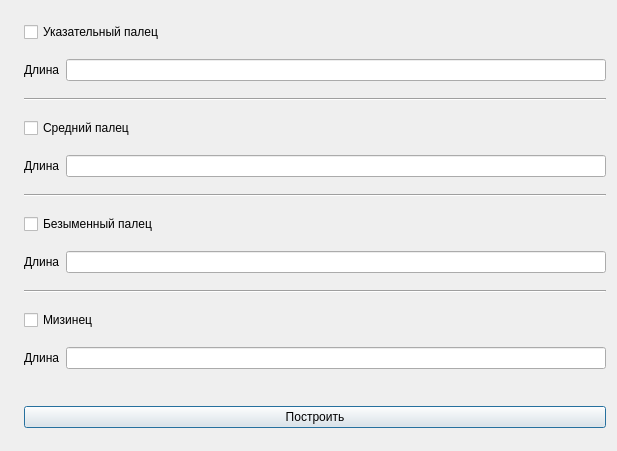
First picture: the form in ProstheticDesignerNRXQtApp/PlateForm.ui, repository AdamNatur/ProstheticFingerDesigner, before the edit.
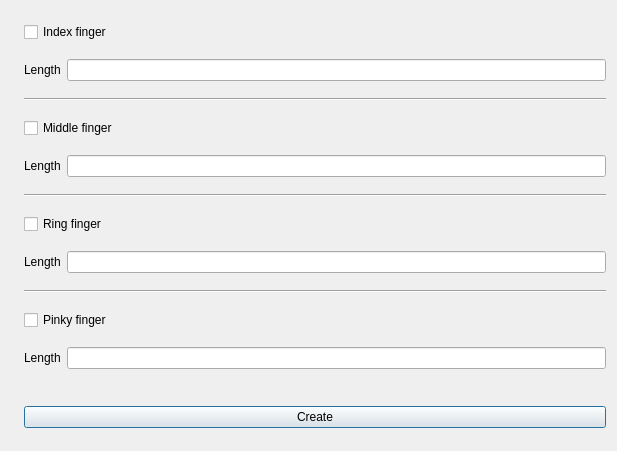
Second picture: the form after the edit. Icons and pictures are not drawn.

What changed in the file:
```diff
--- a/ProstheticDesignerNRXQtApp/PlateForm.ui
+++ b/ProstheticDesignerNRXQtApp/PlateForm.ui
@@ -32,7 +32,7 @@
      <item>
       <widget class="QCheckBox" name="checkBox_Index">
        <property name="text">
-        <string>Указательный палец</string>
+        <string>Index finger</string>
        </property>
       </widget>
      </item>
@@ -41,7 +41,7 @@
        <item>
         <widget class="QLabel" name="label_finger_Length">
          <property name="text">
-          <string>Длина</string>
+          <string>Length</string>
          </property>
         </widget>
        </item>
@@ -60,7 +60,7 @@
      <item>
       <widget class="QCheckBox" name="checkBox_middle">
        <property name="text">
-        <string>Средний палец</string>
+        <string>Middle finger</string>
        </property>
       </widget>
      </item>
@@ -69,7 +69,7 @@
        <item>
         <widget class="QLabel" name="label">
          <property name="text">
-          <string>Длина</string>
+          <string>Length</string>
          </property>
         </widget>
        </item>
@@ -88,7 +88,7 @@
      <item>
       <widget class="QCheckBox" name="checkBox_Ring">
        <property name="text">
-        <string>Безыменный палец</string>
+        <string>Ring finger</string>
        </property>
       </widget>
      </item>
@@ -96,8 +96,11 @@
       <layout class="QHBoxLayout" name="horizontalLayout_5">
        <item>
         <widget class="QLabel" name="label_2">
+         <property name="frameShape">
+          <enum>QFrame::NoFrame</enum>
+         </property>
          <property name="text">
-          <string>Длина</string>
+          <string>Length</string>
          </property>
         </widget>
        </item>
@@ -116,7 +119,7 @@
      <item>
       <widget class="QCheckBox" name="checkBox_Pinky">
        <property name="text">
-        <string>Мизинец</string>
+        <string>Pinky finger</string>
        </property>
       </widget>
      </item>
@@ -124,8 +127,11 @@
       <layout class="QHBoxLayout" name="horizontalLayout_4">
        <item>
         <widget class="QLabel" name="label_3">
+         <property name="frameShape">
+          <enum>QFrame::NoFrame</enum>
+         </property>
          <property name="text">
-          <string>Длина</string>
+          <string>Length</string>
          </property>
         </widget>
        </item>
@@ -153,7 +159,7 @@
      <item>
       <widget class="QPushButton" name="pushBtn_Create">
        <property name="text">
-        <string>Построить</string>
+        <string>Create</string>
        </property>
       </widget>
      </item>
```
